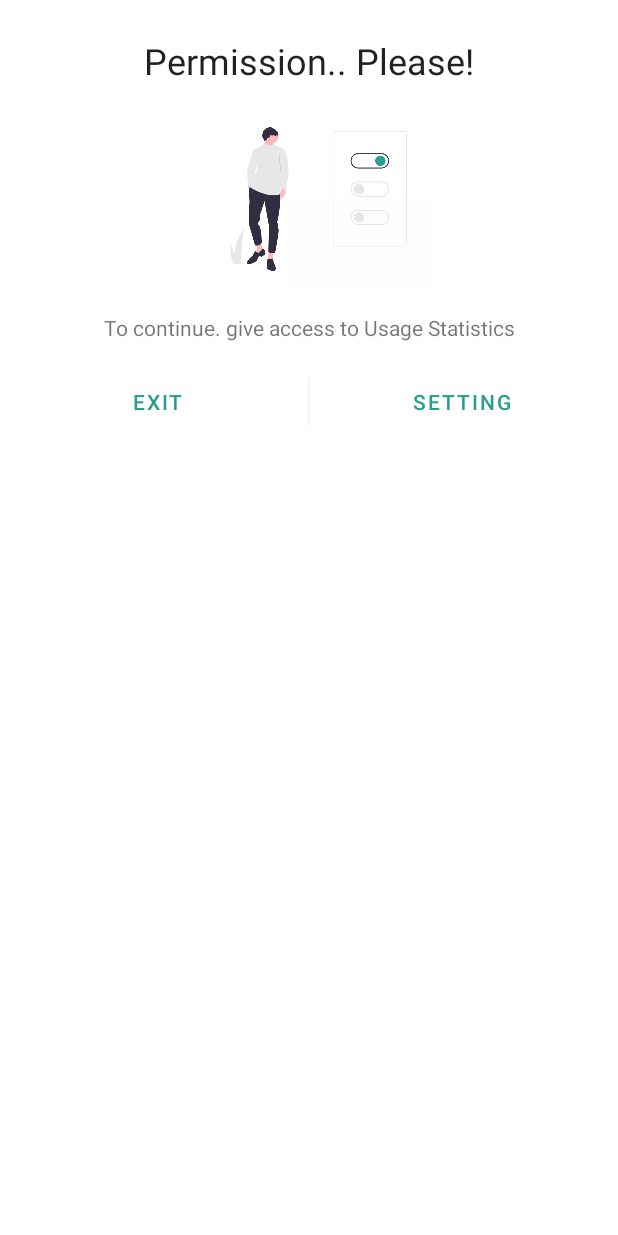
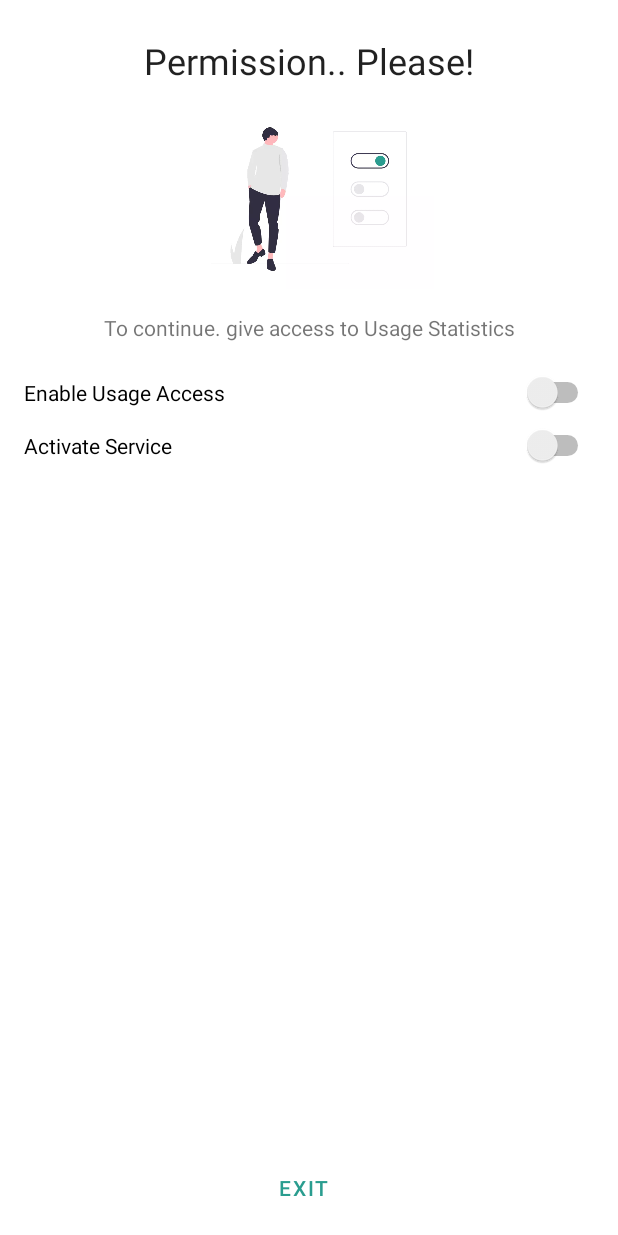
Before and after one commit to amalhanaja/WiseScreen, an Android app: the layout fragment_request_enable_setting.xml on its own in the app's theme, with its tools: preview values and no code run, on a phone screen of 412 x 824 dp. Run offline under Robolectric (Android 15) with nearby library versions, the phone set to English and light mode, and no system bars.

Commit message:
Fix Some bugs: and revamp Request Permissions

```diff
--- a/app/src/main/java/com/amalcodes/wisescreen/data/DataRepository.kt
+++ b/app/src/main/java/com/amalcodes/wisescreen/data/DataRepository.kt
@@ -14,6 +14,7 @@ import com.amalcodes.wisescreen.domain.entity.*
 import kotlinx.coroutines.flow.Flow
 import kotlinx.coroutines.flow.flow
 import kotlinx.coroutines.flow.flowOf
+import java.util.*
 import javax.inject.Inject
 
 
@@ -61,7 +62,7 @@ class DataRepository @Inject constructor(
     override fun getScreenTimeConfig(): Flow<ScreenTimeConfigEntity> {
         val workingDays = sharedPreferences.getStringSet(
             "WORKING_DAYS",
-            setOf()
+            (Calendar.MONDAY..Calendar.FRIDAY).map(Int::toString).toSet()
         )!!.map(String::toInt)
         return flowOf(
             ScreenTimeConfigEntity(
--- a/app/src/main/java/com/amalcodes/wisescreen/presentation/ui/HomeUI.kt
+++ b/app/src/main/java/com/amalcodes/wisescreen/presentation/ui/HomeUI.kt
@@ -17,6 +17,10 @@ sealed class HomeUIState : UIState.Abstract() {
 
 sealed class HomeUIEvent : UIEvent.Abstract() {
     object Fetch : HomeUIEvent()
+    object DisablePIN : HomeUIEvent() {
+
+    }
+
     data class UpdateScreenTimeConfig(
         val screenTimeConfigEntity: ScreenTimeConfigEntity
     ) : HomeUIEvent()
--- a/app/src/main/res/layout/dialog_request_enable_setting.xml
+++ b/app/src/main/res/layout/fragment_request_enable_setting.xml
@@ -4,7 +4,7 @@
     xmlns:tools="http://schemas.android.com/tools"
     android:id="@+id/cl_root"
     android:layout_width="match_parent"
-    android:layout_height="wrap_content">
+    android:layout_height="match_parent">
 
     <TextView
         android:id="@+id/tv_title"
@@ -28,59 +28,56 @@
         tools:text="@string/text_Usage_Statistics" />
 
     <Button
-        android:id="@+id/btn_setting"
-        style="@style/Widget.MaterialComponents.Button.TextButton"
-        android:layout_width="0dp"
-        android:layout_height="wrap_content"
-        android:layout_marginTop="16dp"
-        android:layout_marginEnd="8dp"
-        android:layout_marginBottom="8dp"
-        android:text="Setting"
-        app:layout_constraintBottom_toBottomOf="parent"
-        app:layout_constraintEnd_toEndOf="parent"
-        app:layout_constraintHorizontal_bias="0.5"
-        app:layout_constraintStart_toEndOf="@+id/v_divider"
-        app:layout_constraintTop_toBottomOf="@+id/tv_description" />
-
-    <Button
         android:id="@+id/btn_exit"
         style="@style/Widget.MaterialComponents.Button.TextButton"
         android:layout_width="0dp"
         android:layout_height="wrap_content"
         android:layout_marginStart="8dp"
-        android:layout_marginTop="16dp"
+        android:layout_marginEnd="@dimen/space__2x"
         android:layout_marginBottom="8dp"
-        android:text="Exit"
+        android:text="@string/text_Exit"
         app:layout_constraintBottom_toBottomOf="parent"
-        app:layout_constraintEnd_toStartOf="@+id/v_divider"
+        app:layout_constraintEnd_toEndOf="parent"
         app:layout_constraintHorizontal_bias="0.5"
-        app:layout_constraintStart_toStartOf="parent"
-        app:layout_constraintTop_toBottomOf="@+id/tv_description" />
+        app:layout_constraintStart_toStartOf="parent" />
 
     <ImageView
         android:id="@+id/iv_illustration"
         android:layout_width="0dp"
         android:layout_height="120dp"
-        android:layout_marginTop="16dp"
+        android:layout_marginTop="@dimen/space__2x"
         app:layout_constraintEnd_toEndOf="parent"
         app:layout_constraintHorizontal_bias="0.5"
         app:layout_constraintStart_toStartOf="parent"
+        android:contentDescription="@string/cd_permission"
         app:layout_constraintTop_toBottomOf="@+id/tv_title"
         app:srcCompat="@drawable/il_permission" />
 
-    <View
-        android:id="@+id/v_divider"
-        android:layout_width="1dp"
-        android:layout_height="0dp"
-        android:layout_marginStart="4dp"
-        android:layout_marginTop="8dp"
-        android:layout_marginEnd="4dp"
-        android:layout_marginBottom="8dp"
-        android:background="@color/divider"
-        app:layout_constraintBottom_toBottomOf="@+id/btn_setting"
-        app:layout_constraintEnd_toStartOf="@+id/btn_setting"
-        app:layout_constraintHorizontal_bias="0.5"
-        app:layout_constraintStart_toEndOf="@+id/btn_exit"
-        app:layout_constraintTop_toTopOf="@+id/btn_exit" />
+    <Switch
+        android:id="@+id/switch_usage_access"
+        android:layout_marginTop="@dimen/space__2x"
+        android:layout_marginStart="@dimen/space__2x"
+        android:layout_marginEnd="@dimen/space__2x"
+        android:paddingTop="@dimen/space__1x"
+        android:paddingBottom="@dimen/space__1x"
+        android:layout_width="0dp"
+        android:layout_height="wrap_content"
+        android:text="Enable Usage Access"
+        app:layout_constraintEnd_toEndOf="parent"
+        app:layout_constraintStart_toStartOf="parent"
+        app:layout_constraintTop_toBottomOf="@+id/tv_description" />
+
+    <Switch
+        android:id="@+id/switch_accessibility_service"
+        android:layout_width="0dp"
+        android:layout_marginStart="@dimen/space__2x"
+        android:layout_marginEnd="@dimen/space__2x"
+        android:paddingTop="@dimen/space__1x"
+        android:paddingBottom="@dimen/space__1x"
+        android:layout_height="wrap_content"
+        android:text="Activate Service"
+        app:layout_constraintEnd_toEndOf="parent"
+        app:layout_constraintStart_toStartOf="parent"
+        app:layout_constraintTop_toBottomOf="@+id/switch_usage_access" />
 
 </androidx.constraintlayout.widget.ConstraintLayout>
--- a/app/src/main/res/values/strings.xml
+++ b/app/src/main/res/values/strings.xml
@@ -45,4 +45,6 @@
     <string name="text_App_limits_description">Set your daily screen time</string>
     <string name="text_Screen_time_menu_description">Set usage Limits for your apps</string>
     <string name="text_title_permission_dialog">Permission.. Please!</string>
+    <string name="text_Exit">Exit</string>
+    <string name="cd_permission">Permission Required</string>
 </resources>
```
Also changed, not shown: app/src/main/java/com/amalcodes/wisescreen/core/MainActivity.kt (+7 -3 lines), app/src/main/java/com/amalcodes/wisescreen/domain/error/PinRequiredError.kt (deleted, +0 -9 lines), app/src/main/java/com/amalcodes/wisescreen/domain/usecase/DisablePinUseCase.kt (added, +20 -0 lines), app/src/main/java/com/amalcodes/wisescreen/domain/usecase/UpdateAppLimitUseCase.kt (+4 -12 lines), app/src/main/java/com/amalcodes/wisescreen/domain/usecase/UpdateScreenTimeConfigUseCase.kt (+4 -12 lines), app/src/main/java/com/amalcodes/wisescreen/presentation/screen/HomeFragment.kt (+9 -27 lines), app/src/main/java/com/amalcodes/wisescreen/presentation/screen/RequestEnableSettingsDialog.kt (deleted, +0 -73 lines), app/src/main/java/com/amalcodes/wisescreen/presentation/screen/RequestEnableSettingsFragment.kt (added, +65 -0 lines), app/src/main/java/com/amalcodes/wisescreen/presentation/viewmodel/HomeViewModel.kt (+11 -1 lines), app/src/main/res/navigation/app_graph.xml (+9 -13 lines), 1 other file.
